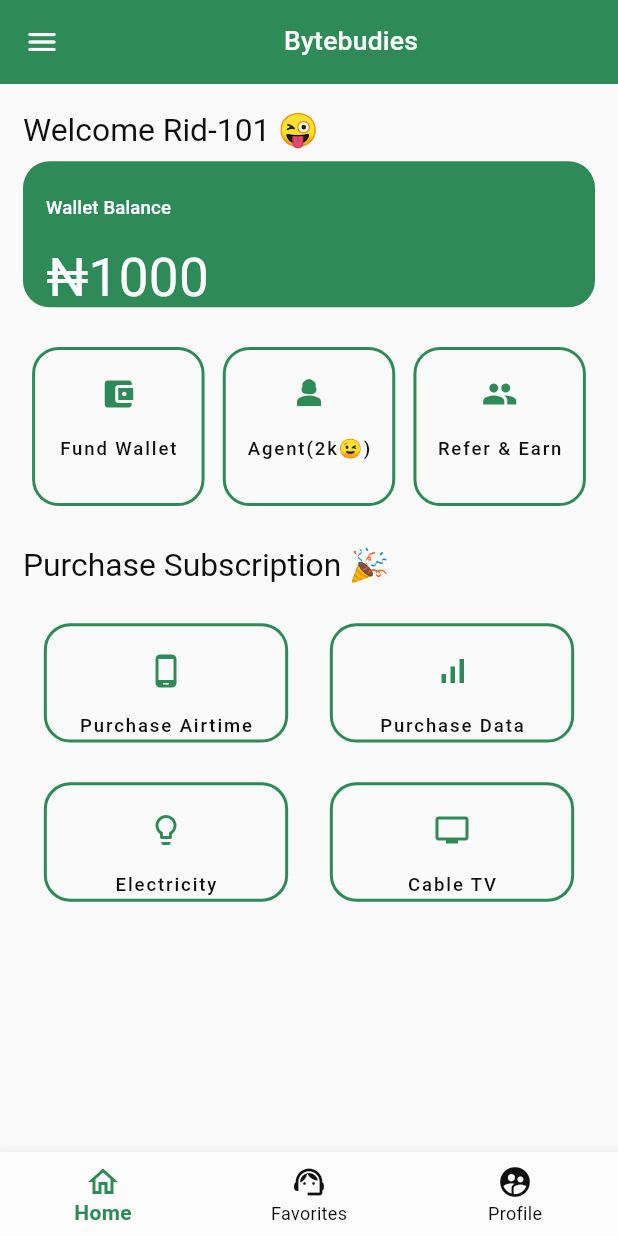
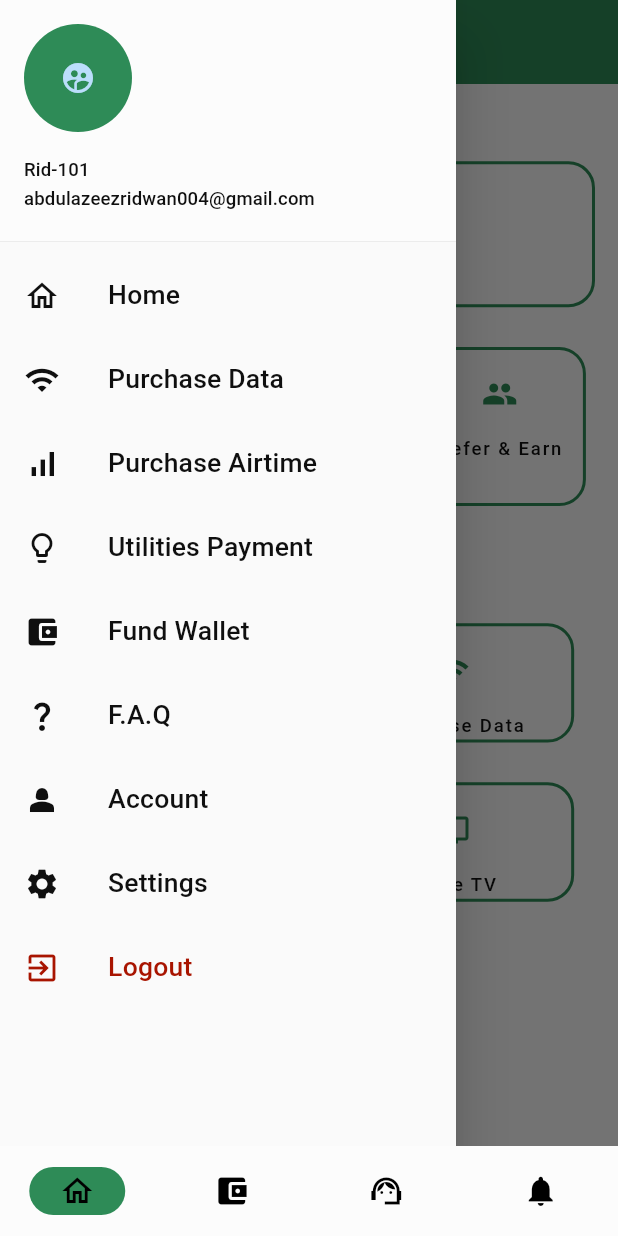
Before and after one commit to ridwan-101/bytebuddies, a Flutter app: the screen it shows after launch, with the side drawer open (before the commit the screen has no drawer), on a phone screen of 412 x 824 dp. Run offline on Flutter 3.47's test engine with Material 2 defaults, Android fonts, the phone set to English and light mode, and no system bars; our stand-ins replace flutter_screenutil.

Commit message:
bottom navogator and menu bar ui ready

```diff
--- a/lib/main.dart
+++ b/lib/main.dart
@@ -1,4 +1,4 @@
-import 'package:bytebuddies/ui/views/home/home_view.dart';
+import 'package:bytebuddies/ui/views/bottom_navigator/bottom_navigator_view.dart';
 import 'package:flutter/material.dart';
 import 'package:flutter_screenutil/flutter_screenutil.dart';
 
@@ -15,7 +15,7 @@ class MyApp extends StatelessWidget {
       minTextAdapt: true,
       splitScreenMode: true,
       ensureScreenSize: true,
-      builder: (context , child) {
+      builder: (context, child) {
         return MaterialApp(
           debugShowCheckedModeBanner: false,
           title: 'First Method',
@@ -27,7 +27,7 @@ class MyApp extends StatelessWidget {
           home: child,
         );
       },
-      child: const HomeView(),
+      child: const BottomBarMenu(),
     );
   }
 }
--- a/lib/ui/views/bottom_navigator/bottom_navigator_view.dart
+++ b/lib/ui/views/bottom_navigator/bottom_navigator_view.dart
@@ -1,117 +1,55 @@
+import 'package:bytebuddies/ui/common/app_colors.dart';
+import 'package:bytebuddies/ui/views/home/home_view.dart';
+import 'package:bytebuddies/ui/views/home/home_viewmodel.dart';
 import 'package:flutter/material.dart';
 
-class LandingPage extends StatefulWidget {
-  const LandingPage({super.key});
+class BottomBarMenu extends StatefulWidget {
+  const BottomBarMenu({super.key});
 
   @override
-  State<LandingPage> createState() => _LandingPageState();
+  State<BottomBarMenu> createState() => _BottomBarMenuState();
 }
 
-class _LandingPageState extends State<LandingPage> {
-  int _currentIndex = 0; // Current index for the selected tab
+class _BottomBarMenuState extends State<BottomBarMenu> {
+  int index = 0;
+  final Screens = [HomeView(), Wallet(), Chatbot(), Notifier()];
 
   @override
-  Widget build(BuildContext context) {
-    return Scaffold(
-      body: SingleChildScrollView(
-        child: Column(
-          children: [
-            Image.asset(
-              'images/upercurved.png',
-              fit: BoxFit.none,
-              alignment: Alignment.bottomCenter,
-            ),
-            const SizedBox(height: 60),
-            Image.asset(
-              'assets/images/logo.png',
-              fit: BoxFit.none,
-            ),
-            const SizedBox(
-              height: 30,
-            ),
-            const Text(
-              "Welcome to Finish It",
-              style: TextStyle(
-                fontSize: 32,
-                height: 1.2,
-                fontFamily: "Lato",
-                fontWeight: FontWeight.w500,
-                color: Color(0xFF1BA371),
+  Widget build(BuildContext context) => Scaffold(
+        body: Screens[index],
+        bottomNavigationBar: NavigationBarTheme(
+          data: NavigationBarThemeData(
+              indicatorColor: AppColors.seaGreen,
+              labelTextStyle: MaterialStateProperty.all(
+                  TextStyle(fontWeight: FontWeight.w900, fontSize: 14)),
+              labelBehavior: NavigationDestinationLabelBehavior.alwaysHide),
+          child: NavigationBar(
+            height: 60,
+            selectedIndex: index,
+            backgroundColor: AppColors.white,
+            animationDuration: Duration(seconds: 2),
+            onDestinationSelected: (index) =>
+                setState(() => this.index = index),
+            destinations: const [
+              NavigationDestination(
+                icon: Icon(Icons.home_outlined, ),
+                selectedIcon: Icon(Icons.home_outlined, ),
+                label: 'Home',
               ),
-            ),
-            const SizedBox(
-              height: 10,
-            ),
-            const Text(
-              "Find recipes based on the ingredients you have",
-            ),
-            const SizedBox(
-              height: 25,
-            ),
-            // SizedBox(
-            //   width: 345,
-            //   child: CustomSearchWidget(
-            //     onWordSaved: (String) {},
-            //   ),
-            // ),
-            const SizedBox(
-              height: 80,
-            ),
-            SizedBox(
-              width: 138,
-              height: 45,
-              child: ElevatedButton(
-                onPressed: () {},
-                style: ElevatedButton.styleFrom(
-                  backgroundColor: const Color(0xFF1BA371),
-                  shape: RoundedRectangleBorder(
-                    borderRadius: BorderRadius.circular(10),
-                  ),
-                ),
-                child: const Text(
-                  'Get Started',
-                  style: TextStyle(color: Colors.white),
-                ),
-              ),
-            ),
-          ],
+              NavigationDestination(
+                  icon: Icon(Icons.account_balance_wallet),
+                  selectedIcon: Icon(Icons.account_balance_wallet),
+                  label: 'Wallet'),
+              NavigationDestination(
+                  icon: Icon(Icons.support_agent_sharp),
+                  selectedIcon: Icon(Icons.support_agent_sharp),
+                  label: 'Support'),
+              NavigationDestination(
+                  icon: Icon(Icons.notifications),
+                  selectedIcon: Icon(Icons.notifications),
+                  label: 'Settings'),
+            ],
+          ),
         ),
-      ),
-      bottomNavigationBar: BottomNavigationBar(
-        backgroundColor: const Color(0xFF018354),
-        currentIndex: _currentIndex,
-        onTap: (index) {
-          setState(() {
-            _currentIndex = index;
-          });
-        },
-        unselectedItemColor: Colors.black,
-        selectedItemColor: Colors.white,
-        selectedLabelStyle: const TextStyle(
-          fontSize: 14.0,
-          fontWeight: FontWeight.bold,
-        ),
-        items: const [
-          BottomNavigationBarItem(
-            icon: Icon(
-              Icons.home_outlined,
-            ),
-            label: 'Home',
-          ),
-          BottomNavigationBarItem(
-            icon: Icon(
-              Icons.star_outline,
-            ),
-            label: 'Favorites',
-          ),
-          BottomNavigationBarItem(
-            icon: Icon(
-              Icons.settings_outlined,
-            ),
-            label: 'Settings',
-          ),
-        ],
-      ),
-    );
-  }
+      );
 }
--- a/lib/ui/views/home/home_view.dart
+++ b/lib/ui/views/home/home_view.dart
@@ -1,8 +1,8 @@
 import 'package:bytebuddies/ui/common/app_colors.dart';
 import 'package:bytebuddies/ui/common/ui_helpers.dart';
-import 'package:bytebuddies/ui/extensions/palette.dart';
 import 'package:bytebuddies/ui/views/home/widget/data_purchase.dart';
 import 'package:bytebuddies/ui/views/home/widget/services_renderd.dart';
+import 'package:bytebuddies/ui/views/nav%20bar/navbar.dart';
 import 'package:flutter/material.dart';
 import 'package:flutter_screenutil/flutter_screenutil.dart';
 
@@ -17,20 +17,12 @@ class _HomeViewState extends State<HomeView> {
   @override
   Widget build(BuildContext context) {
     ThemeData theme = Theme.of(context);
-    Palette? palette = theme.extension<Palette>();
+
     return Scaffold(
+      drawer: const NavBar(),
       appBar: AppBar(
         elevation: 0,
         backgroundColor: AppColors.seaGreen,
-        leading: InkWell(
-          child: Icon(
-            Icons.menu_rounded,
-            color: AppColors.white,
-          ),
-          onTap: () {
-            print("menu bar clicked");
-          },
-        ), //icone menu bar
         title: Center(
           child: Text(
             'Bytebudies',
@@ -66,8 +58,11 @@ class _HomeViewState extends State<HomeView> {
               top: 16.w,
             ),
             decoration: BoxDecoration(
-              color: AppColors.seaGreen,
               borderRadius: BorderRadius.circular(20.r),
+              border: Border.all(
+                color: AppColors.seaGreen,
+                width: 2.0,
+              ),
             ),
             child: Column(
               crossAxisAlignment: CrossAxisAlignment.start,
@@ -78,7 +73,7 @@ class _HomeViewState extends State<HomeView> {
                 Text(
                   'Wallet Balance',
                   style: theme.textTheme.titleSmall?.copyWith(
-                    color: palette?.white,
+                    color: AppColors.black,
                   ),
                 ),
                 SizedBox(
@@ -87,7 +82,7 @@ class _HomeViewState extends State<HomeView> {
                 Text(
                   "₦${1000}",
                   style: theme.textTheme.headlineLarge?.copyWith(
-                    color: palette?.white,
+                    color: AppColors.black,
                   ),
                 ),
               ],
@@ -107,35 +102,6 @@ class _HomeViewState extends State<HomeView> {
           const DataPurchaseUi(),
         ],
       )),
-      bottomNavigationBar: BottomNavigationBar(
-        backgroundColor: AppColors.white,
-        unselectedItemColor: AppColors.black,
-        selectedItemColor: AppColors.seaGreen,
-        selectedLabelStyle: const TextStyle(
-          fontSize: 14.0,
-          fontWeight: FontWeight.bold,
-        ),
-        items: const [
-          BottomNavigationBarItem(
-            icon: Icon(
-              Icons.home_outlined,
-            ),
-            label: 'Home',
-          ),
-          BottomNavigationBarItem(
-            icon: Icon(
-              Icons.support_agent,
-            ),
-            label: 'Favorites',
-          ),
-          BottomNavigationBarItem(
-            icon: Icon(
-              Icons.supervised_user_circle_sharp,
-            ),
-            label: 'Profile',
-          ),
-        ],
-      ),
     );
   }
 }
--- a/lib/ui/views/home/widget/data_purchase.dart
+++ b/lib/ui/views/home/widget/data_purchase.dart
@@ -37,7 +37,7 @@ class _DataPurchaseUiState extends State<DataPurchaseUi> {
                     children: [
                       SizedBox(height: 20.h),
                       const Icon(
-                        Icons.phone_android_outlined,
+                        Icons.signal_cellular_alt,
                         color: AppColors.seaGreen,
                       ),
                       SizedBox(height: 20.h),
@@ -71,7 +71,7 @@ class _DataPurchaseUiState extends State<DataPurchaseUi> {
                     children: [
                       SizedBox(height: 20.h),
                       const Icon(
-                        Icons.signal_cellular_alt,
+                        Icons.wifi,
                         color: AppColors.seaGreen,
                       ),
                       SizedBox(height: 20.h),
--- /dev/null
+++ b/lib/ui/views/nav bar/navbar.dart
@@ -0,0 +1,158 @@
+import 'package:bytebuddies/ui/common/app_colors.dart';
+import 'package:flutter/material.dart';
+
+class NavBar extends StatelessWidget {
+  const NavBar({super.key});
+
+  @override
+  Widget build(BuildContext context) {
+    ThemeData theme = Theme.of(context);
+    return Drawer(
+      child: ListView(
+        padding: EdgeInsets.zero,
+        children: [
+          UserAccountsDrawerHeader(
+            accountName: Text(
+              "Rid-101",
+              style: theme.textTheme.titleSmall?.copyWith(
+                color: AppColors.black,
+              ),
+            ),
+            accountEmail: Text(
+              "abdulazeezridwan004@gmail.com",
+              style: theme.textTheme.titleSmall?.copyWith(
+                color: AppColors.black,
+              ),
+            ),
+            currentAccountPicture: const CircleAvatar(
+              backgroundColor: AppColors.seaGreen,
+              child: ClipOval(
+                child: Icon(
+                  Icons.supervised_user_circle_rounded,
+                ),
+              ),
+            ),
+            decoration: BoxDecoration(color: AppColors.white),
+          ),
+          ListTile(
+            leading: Icon(
+              Icons.home_outlined,
+              color: AppColors.black,
+            ),
+            title: Text(
+              'Home',
+              style: theme.textTheme.titleLarge?.copyWith(
+                color: AppColors.black,
+              ),
+            ),
+            onTap: () => print("Menu home clicked"),
+          ),
+          ListTile(
+            leading: Icon(
+              Icons.wifi,
+              color: AppColors.black,
+            ),
+            title: Text(
+              'Purchase Data',
+              style: theme.textTheme.titleLarge?.copyWith(
+                color: AppColors.black,
+              ),
+            ),
+            onTap: () => print("Menu purchase data clicked"),
+          ),
+          ListTile(
+            leading: Icon(
+              Icons.signal_cellular_alt,
+              color: AppColors.black,
+            ),
+            title: Text(
+              'Purchase Airtime',
+              style: theme.textTheme.titleLarge?.copyWith(
+                color: AppColors.black,
+              ),
+            ),
+            onTap: () => print("Menu Purchase Airtime clicked"),
+          ),
+          ListTile(
+            leading: Icon(
+              Icons.lightbulb_outline_rounded,
+              color: AppColors.black,
+            ),
+            title: Text(
+              'Utilities Payment',
+              style: theme.textTheme.titleLarge?.copyWith(
+                color: AppColors.black,
+              ),
+            ),
+            onTap: () => print("Menu util pay clicked"),
+          ),
+          ListTile(
+            leading: Icon(
+              Icons.account_balance_wallet,
+              color: AppColors.black,
+            ),
+            title: Text(
+              'Fund Wallet',
+              style: theme.textTheme.titleLarge?.copyWith(
+                color: AppColors.black,
+              ),
+            ),
+            onTap: () => print("Menu Wallet clicked"),
+          ),
+          ListTile(
+            leading: Icon(
+              Icons.question_mark_sharp,
+              color: AppColors.black,
+            ),
+            title: Text(
+              'F.A.Q',
+              style: theme.textTheme.titleLarge?.copyWith(
+                color: AppColors.black,
+              ),
+            ),
+            onTap: () => print("Menu question mark clicked"),
+          ),
+          ListTile(
+            leading: Icon(
+              Icons.person_2,
+              color: AppColors.black,
+            ),
+            title: Text(
+              'Account',
+              style: theme.textTheme.titleLarge?.copyWith(
+                color: AppColors.black,
+              ),
+            ),
+            onTap: () => print("Menu Account clicked"),
+          ),
+          ListTile(
+            leading: Icon(
+              Icons.settings,
+              color: AppColors.black,
+            ),
+            title: Text(
+              'Settings',
+              style: theme.textTheme.titleLarge?.copyWith(
+                color: AppColors.black,
+              ),
+            ),
+            onTap: () => print("Menu settings clicked"),
+          ),
+          ListTile(
+            leading: Icon(
+              Icons.exit_to_app,
+              color: AppColors.red,
+            ),
+            title: Text(
+              'Logout',
+              style: theme.textTheme.titleLarge?.copyWith(
+                color: AppColors.red,
+              ),
+            ),
+            onTap: () => print("Menu Logout clicked"),
+          ),
+        ],
+      ),
+    );
+  }
+}
```
Also changed, not shown: lib/ui/views/data purchase/mtn_ui.dart (added, +19 -0 lines), lib/ui/views/home/home_viewmodel.dart (+28 -0 lines), lib/ui/views/data purchase/9mobile.dart (added), lib/ui/views/data purchase/airtel.dart (added), lib/ui/views/data purchase/glo.dart (added).
